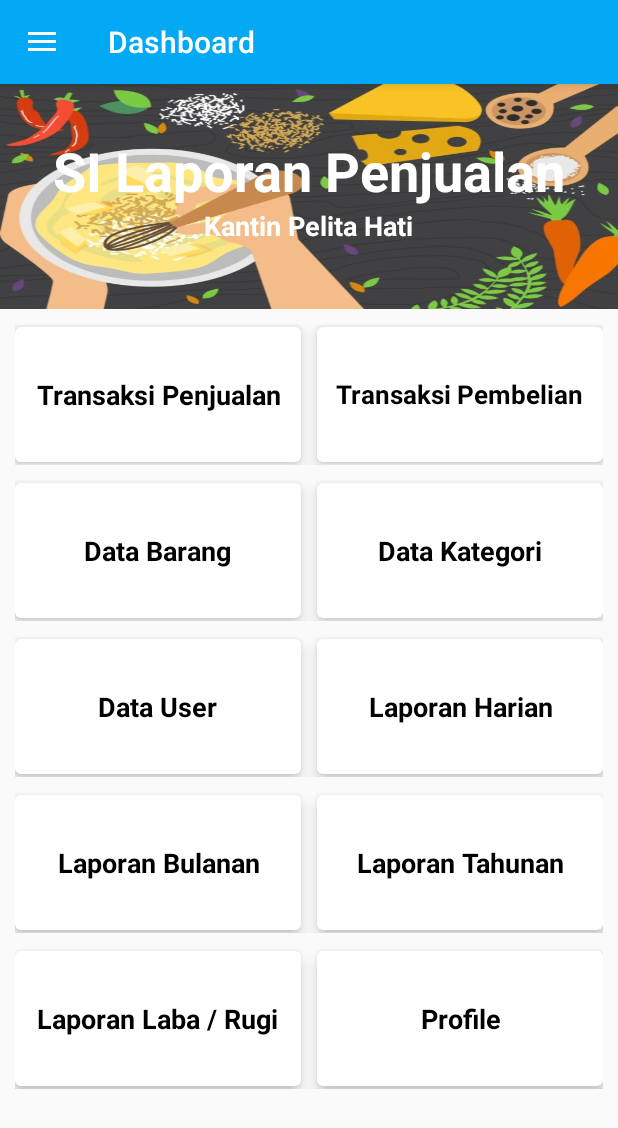
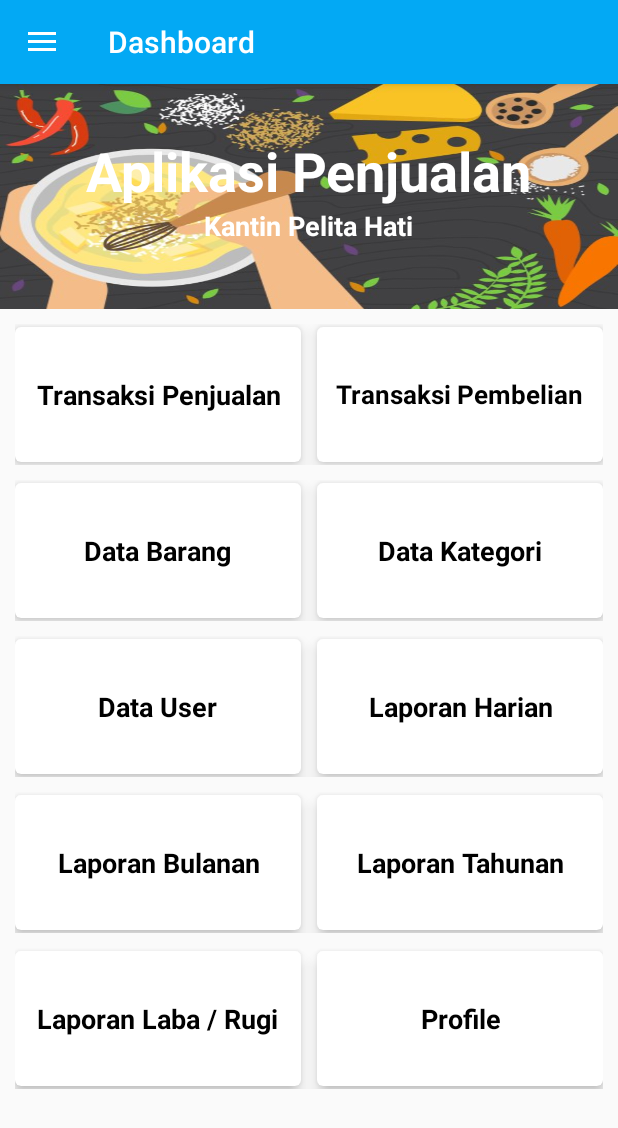
Before and after one commit to vyanary11/si-penjualan-android, an Android app: the DashboardFragment screen opened directly, with no data from a screen before it, on a phone screen of 412 x 824 dp. Shown: the top 1128 px of the screen. Run offline under Robolectric (Android 15) with nearby library versions, the phone set to English and light mode, and no system bars; our stand-ins replace Volley; network calls fail; pictures from the network do not load; 2 statements that could not run were skipped.

Commit message:
no message

```diff
--- a/app/src/main/res/layout/activity_dashboard_fragment.xml
+++ b/app/src/main/res/layout/activity_dashboard_fragment.xml
@@ -28,7 +28,8 @@
                 android:layout_alignParentTop="true"
                 android:layout_centerHorizontal="true"
                 android:layout_marginTop="33dp"
-                android:text="SI Laporan Penjualan"
+                android:text="Aplikasi Penjualan"
+                android:textAllCaps="false"
                 android:textColor="@android:color/white"
                 android:textSize="36sp"
                 android:textStyle="bold" />
--- a/app/src/main/res/layout/activity_login.xml
+++ b/app/src/main/res/layout/activity_login.xml
@@ -165,7 +165,7 @@
                 <TextView
                     android:layout_width="match_parent"
                     android:layout_height="wrap_content"
-                    android:text="SI Laporan Penjualan"
+                    android:text="Aplikasi Penjualan"
                     android:textAlignment="center"
                     android:textColor="@android:color/white"
                     android:textSize="25sp"
```
